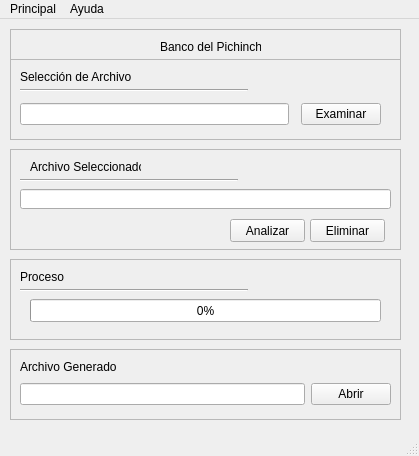
Old version of the form project/pichincha.ui in the repository FreakJazz/PYQT-Interface-gen-access-DataBase.
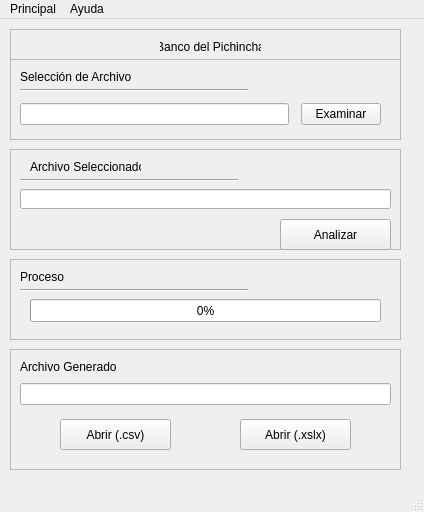
New version of the form.

Patch:
```diff
--- a/project/pichincha.ui
+++ b/project/pichincha.ui
@@ -6,8 +6,8 @@
    <rect>
     <x>0</x>
     <y>0</y>
-    <width>419</width>
-    <height>456</height>
+    <width>424</width>
+    <height>512</height>
    </rect>
   </property>
   <property name="windowTitle">
@@ -162,26 +162,13 @@
       </rect>
      </property>
     </widget>
-    <widget class="QPushButton" name="eliminar">
-     <property name="geometry">
-      <rect>
-       <x>300</x>
-       <y>70</y>
-       <width>75</width>
-       <height>23</height>
-      </rect>
-     </property>
-     <property name="text">
-      <string>Eliminar</string>
-     </property>
-    </widget>
     <widget class="QPushButton" name="analizar">
      <property name="geometry">
       <rect>
-       <x>220</x>
+       <x>270</x>
        <y>70</y>
-       <width>75</width>
-       <height>23</height>
+       <width>111</width>
+       <height>31</height>
       </rect>
      </property>
      <property name="text">
@@ -263,7 +250,7 @@
       <x>10</x>
       <y>330</y>
       <width>391</width>
-      <height>71</height>
+      <height>121</height>
      </rect>
     </property>
     <property name="frameShape">
@@ -298,15 +285,34 @@
       <item>
        <widget class="QLineEdit" name="lineEdit"/>
       </item>
-      <item>
-       <widget class="QPushButton" name="abrir">
-        <property name="text">
-         <string>Abrir</string>
-        </property>
-       </widget>
-      </item>
      </layout>
     </widget>
+    <widget class="QPushButton" name="abrir_csv">
+     <property name="geometry">
+      <rect>
+       <x>50</x>
+       <y>70</y>
+       <width>111</width>
+       <height>31</height>
+      </rect>
+     </property>
+     <property name="text">
+      <string>Abrir (.csv)</string>
+     </property>
+    </widget>
+    <widget class="QPushButton" name="abrir_excel">
+     <property name="geometry">
+      <rect>
+       <x>230</x>
+       <y>70</y>
+       <width>111</width>
+       <height>31</height>
+      </rect>
+     </property>
+     <property name="text">
+      <string>Abrir (.xslx)</string>
+     </property>
+    </widget>
    </widget>
    <widget class="QFrame" name="frame_5">
     <property name="geometry">
@@ -335,6 +341,9 @@
      <property name="text">
       <string>Banco del Pichincha</string>
      </property>
+     <property name="alignment">
+      <set>Qt::AlignCenter</set>
+     </property>
     </widget>
    </widget>
   </widget>
@@ -343,7 +352,7 @@
     <rect>
      <x>0</x>
      <y>0</y>
-     <width>419</width>
+     <width>424</width>
      <height>21</height>
     </rect>
    </property>
```
Left out of the diff: 1 changed line with no effect on the pictures.
